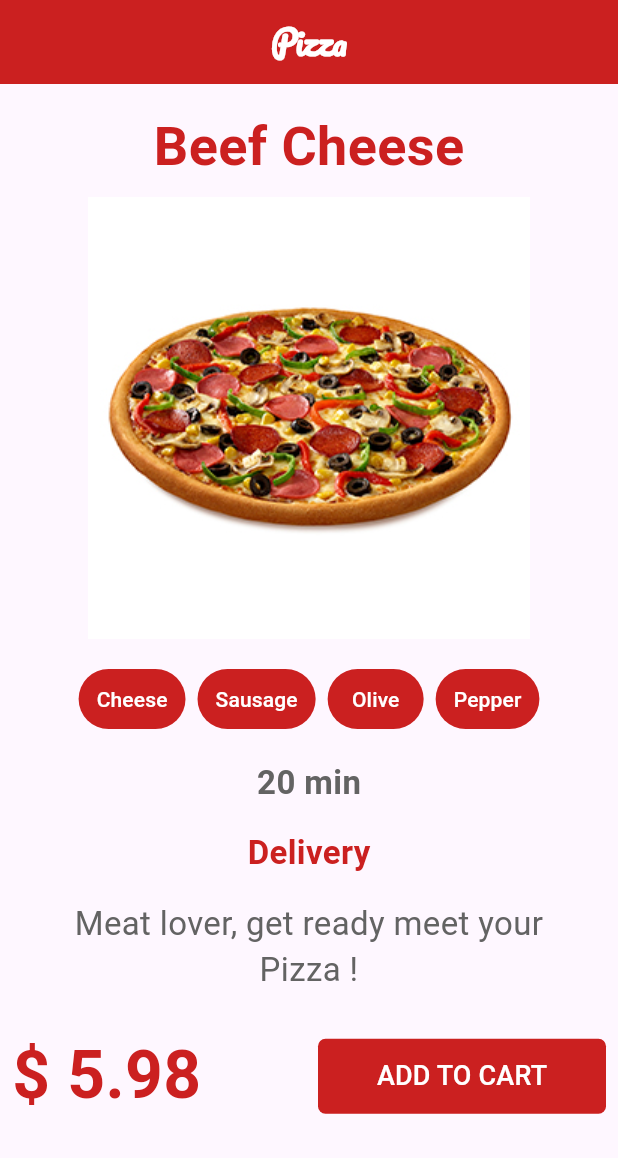
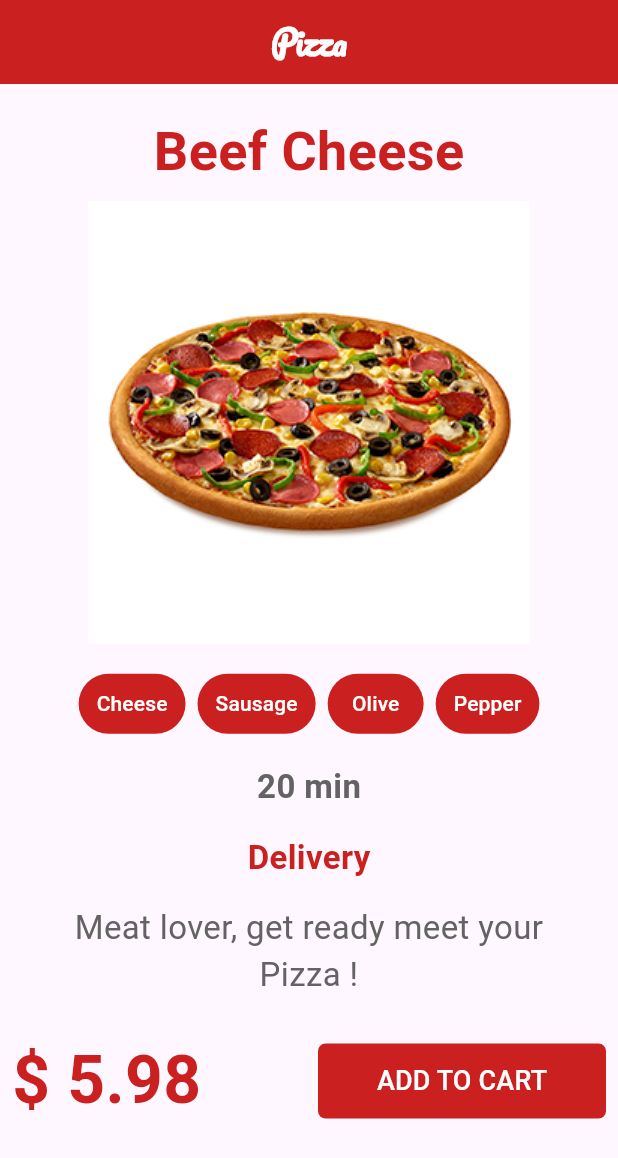
Before and after one commit to sefacr/tasarim_calismasi, a Flutter app: the screen it shows after launch, on a phone screen of 412 x 824 dp. Shown: the top 1158 px of the screen. Run offline on Flutter 3.47's test engine with Material 3 defaults, Android fonts, the light colour scheme and no system bars.

Commit message:
multi-language support

```diff
--- /dev/null
+++ b/l10.yaml
@@ -0,0 +1,3 @@
+arb-dir: lib/libl10n
+template-arb-file: app_en.arb
+output-localization-file: app_localizations.dart
--- a/lib/main.dart
+++ b/lib/main.dart
@@ -12,6 +12,9 @@ class MyApp extends StatelessWidget {
   Widget build(BuildContext context) {
     return MaterialApp(
       title: 'Flutter Demo',
+      localizationsDelegates: const [
+
+      ],
       debugShowCheckedModeBanner: false,
       theme: ThemeData(
         colorScheme: ColorScheme.fromSeed(seedColor: Colors.deepPurple),
--- a/lib/mainPage.dart
+++ b/lib/mainPage.dart
@@ -41,6 +41,13 @@ class _mainPageState extends State<mainPage> {
 
   @override
   Widget build(BuildContext context) {
+    var screenDetail = MediaQuery.of(context);
+    final double screenHeight = screenDetail.size.height;
+    final double screenWidth = screenDetail.size.width;
+
+    print(screenHeight);
+    print(screenWidth);
+
     return Scaffold(
       appBar: AppBar(
         title: Text("Pizza",style: TextStyle(color: writeColor1, fontWeight: FontWeight.bold, fontFamily: "Pacifico", fontSize: 22)),
@@ -50,7 +57,7 @@ class _mainPageState extends State<mainPage> {
       body: Column(
         children: [
           Padding(
-            padding: const EdgeInsets.only(top: 16),
+            padding: EdgeInsets.only(top: screenHeight / 43), // bu şekilde dinamik size verebiliyoruz
             child: Text("Beef Cheese", style: TextStyle(fontSize: 36, color: mainColor, fontWeight: FontWeight.bold),),
           ),
 
--- a/pubspec.yaml
+++ b/pubspec.yaml
@@ -30,6 +30,9 @@ environment:
 dependencies:
   flutter:
     sdk: flutter
+  flutter_localizations:
+    sdk: flutter
+  intl: ^0.18.0
 
 
   # The following adds the Cupertino Icons font to your application.
@@ -52,6 +55,8 @@ dev_dependencies:
 
 # The following section is specific to Flutter packages.
 flutter:
+  generate: true
+
   fonts:
     - family: Pacifico
       fonts:
```
Also changed, not shown: lib/l10n/app_en.arb (added, +12 -0 lines), lib/l10n/app_tr.arb (added, +12 -0 lines), pubspec.lock.
